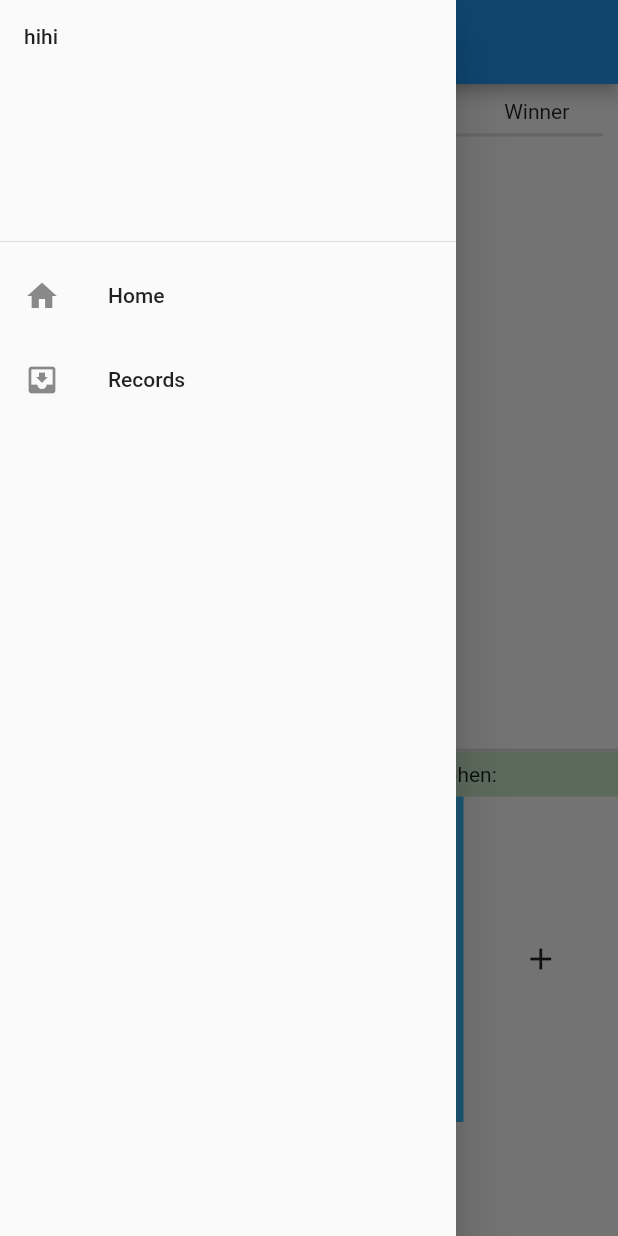
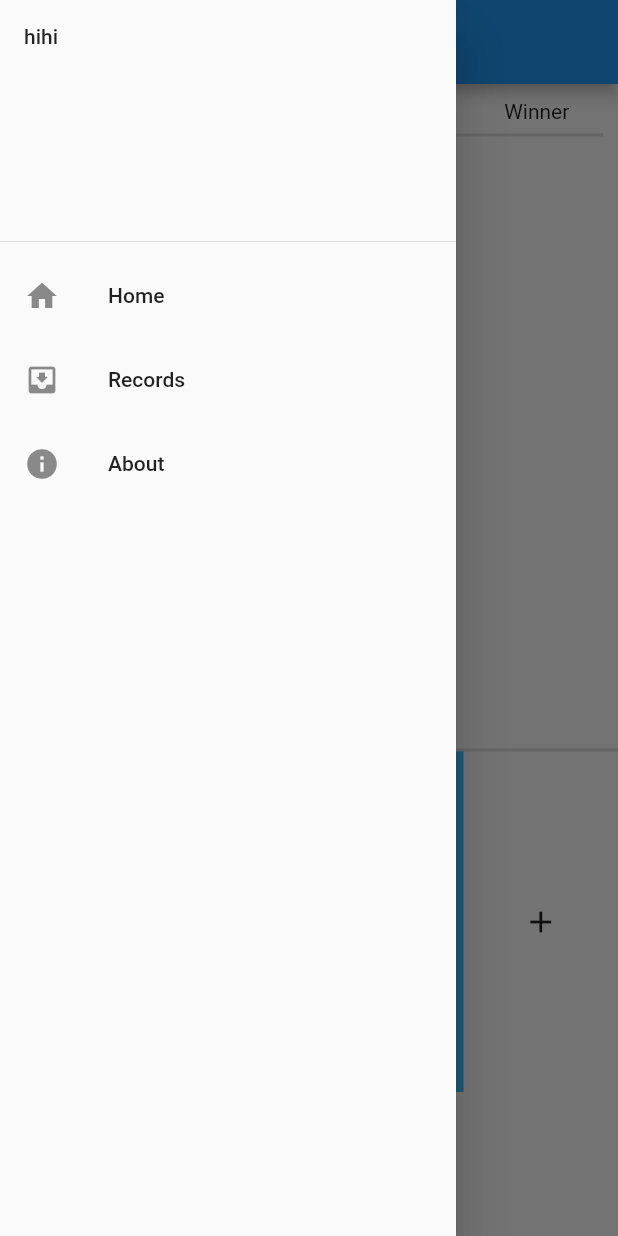
Before and after one commit to ze9786/betBattle, a Flutter app: the screen it shows after launch, with the side drawer open, on a phone screen of 412 x 824 dp. Run offline on Flutter 3.47's test engine with Material 2 defaults, Android fonts, the phone set to English and light mode, and no system bars; our stand-ins replace cloud_firestore, firebase_core, flutter_slidable, shared_preferences; accounts and stored records are empty.

Commit message:
put the drawer

```diff
--- a/lib/Home.dart
+++ b/lib/Home.dart
@@ -1,4 +1,5 @@
 import 'package:bet_battle/Bet.dart';
+import 'package:bet_battle/MyDrawer.dart';
 import 'package:bet_battle/Records.dart';
 import 'package:cloud_firestore/cloud_firestore.dart';
 import 'package:firebase_core/firebase_core.dart';
@@ -78,24 +79,7 @@ class _HomeState extends State<Home> {
 
   @override
   void initState() {
-    counterS = countWin('Stephen');
-    counterZ = countWin('Zelina');
-    print(counterZ);
     super.initState();
-  }
-
-  int countWin(String name) {
-    var snapshots = FirebaseFirestore.instance.collection('bets').snapshots();
-    int counter = 0;
-    snapshots.forEach((snapshot) {
-      for (int i = 0; i < snapshot.docs.length; i++) {
-        // snapshot.docs.forEach((element) {
-        print(snapshot.docs[i].data().values.elementAt(1));
-        if (snapshot.docs[i].data().values.elementAt(1) == name) ++counter;
-        if (i == snapshot.docs.length - 1) return counter;
-      }
-    });
-    return counter;
   }
 
   Widget buildItem(BuildContext context, DocumentSnapshot document, int index) {
@@ -161,28 +145,7 @@ class _HomeState extends State<Home> {
   @override
   Widget build(BuildContext context) {
     return Scaffold(
-      drawer: Drawer(
-        child: ListView(
-          children: [
-            DrawerHeader(child: Text("hihi")),
-            ListTile(
-              leading: Icon(Icons.home),
-              title: Text('Home'),
-              onTap: () {
-                Navigator.push(
-                    context, MaterialPageRoute(builder: (_) => Home()));
-              },
-            ),
-            ListTile(
-                leading: Icon(Icons.move_to_inbox),
-                title: Text('Records'),
-                onTap: () {
-                  Navigator.push(context,
-                      MaterialPageRoute(builder: (_) => RecordScreen()));
-                }),
-          ],
-        ),
-      ),
+      drawer: MyDrawer(),
       appBar: AppBar(
         title: Text("Bet details"),
         // leading: FlatButton(
@@ -260,25 +223,13 @@ class _HomeState extends State<Home> {
                   thickness: 2,
                   height: 1,
                 ),
-                Container(
-                  height: 30,
-                  color: Colors.green[100],
-                  child: Row(
-                    mainAxisAlignment: MainAxisAlignment.spaceAround,
-                    children: [
-                      //TODO: counter for the bet wins
-                      Text('Zelina: '),
-                      Text('Stephen: ')
-                    ],
-                  ),
-                ),
                 Row(
                   children: [
                     Expanded(
                       flex: 3,
                       child: Container(
                         color: color,
-                        padding: EdgeInsets.all(10),
+                        padding: EdgeInsets.fromLTRB(10, 10, 10, 20),
                         child: Column(
                           children: [
                             Text('Bet Title'),
--- /dev/null
+++ b/lib/MyDrawer.dart
@@ -0,0 +1,40 @@
+import 'package:bet_battle/About.dart';
+import 'package:flutter/material.dart';
+
+import 'Home.dart';
+import 'Records.dart';
+
+class MyDrawer extends StatelessWidget {
+  @override
+  Widget build(BuildContext context) {
+    return Drawer(
+      child: ListView(
+        children: [
+          DrawerHeader(child: Text("hihi")),
+          ListTile(
+            leading: Icon(Icons.home),
+            title: Text('Home'),
+            onTap: () {
+              Navigator.push(
+                  context, MaterialPageRoute(builder: (_) => Home()));
+            },
+          ),
+          ListTile(
+              leading: Icon(Icons.move_to_inbox),
+              title: Text('Records'),
+              onTap: () {
+                Navigator.push(
+                    context, MaterialPageRoute(builder: (_) => RecordScreen()));
+              }),
+          ListTile(
+              leading: Icon(Icons.info),
+              title: Text('About'),
+              onTap: () {
+                Navigator.push(
+                    context, MaterialPageRoute(builder: (_) => AboutScreen()));
+              }),
+        ],
+      ),
+    );
+  }
+}
```
Also changed, not shown: lib/About.dart (added, +18 -0 lines), lib/Records.dart (+44 -26 lines), pubspec.lock, 9 other files.
